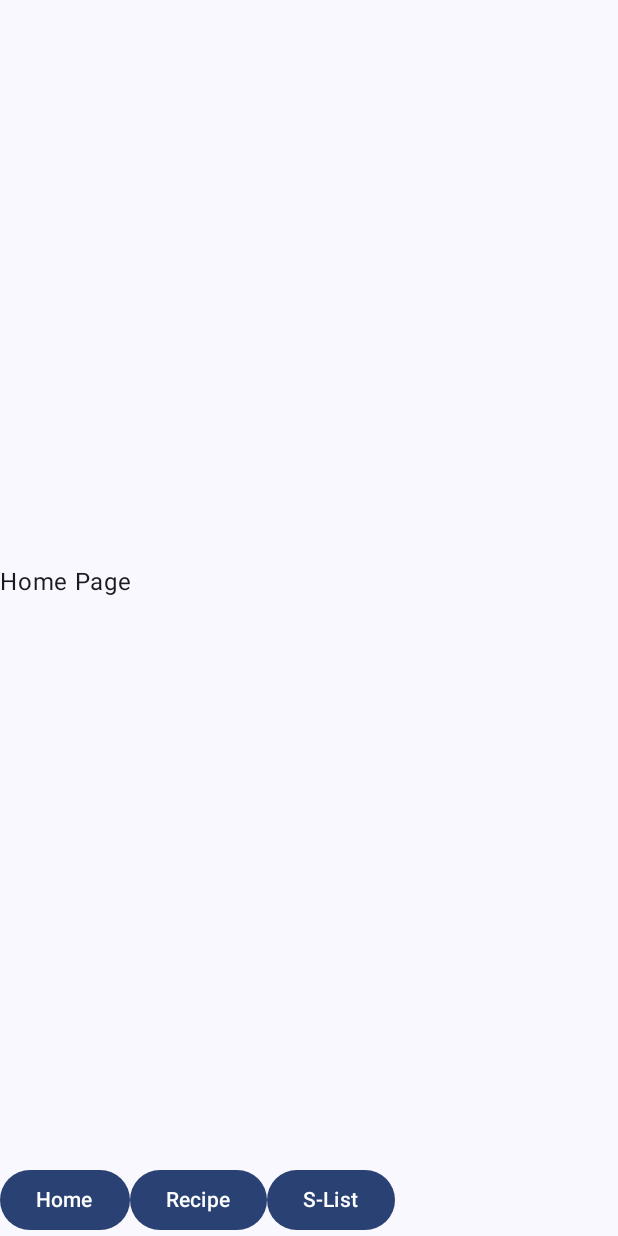
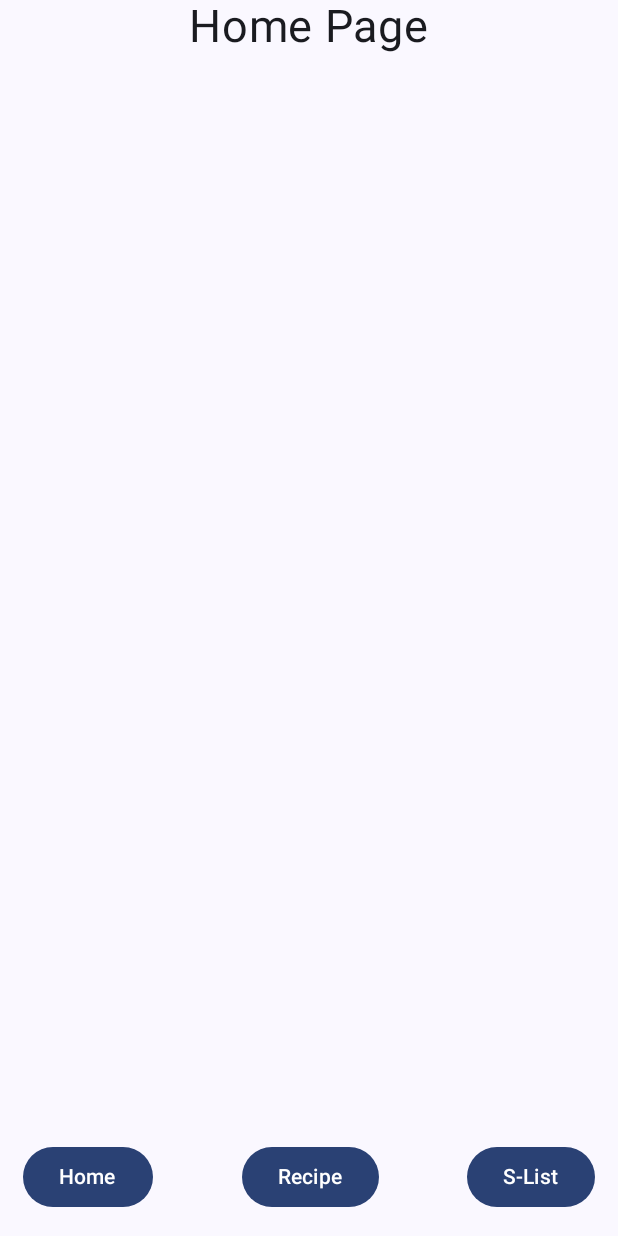
Before and after one commit to AdhDyslexie/meal-prep, an Android app built with Jetpack Compose: the screen it shows after launch (MainActivity), on a phone screen of 412 x 824 dp. Run offline under Robolectric (Android 15) with nearby library versions, the phone set to English and light mode, and no system bars.

Commit message:
Centred & aligned scaffolded UI

```diff
--- a/app/src/main/java/com/example/meal_planner/MainActivity.kt
+++ b/app/src/main/java/com/example/meal_planner/MainActivity.kt
@@ -6,6 +6,7 @@ import androidx.activity.ComponentActivity
 import androidx.activity.compose.setContent
 import androidx.activity.enableEdgeToEdge
 import androidx.compose.foundation.clickable
+import androidx.compose.foundation.layout.Arrangement
 import androidx.compose.foundation.layout.Column
 import androidx.compose.foundation.layout.Row
 import androidx.compose.foundation.layout.fillMaxSize
@@ -19,9 +20,12 @@ import androidx.compose.material3.Scaffold
 import androidx.compose.material3.Text
 import androidx.compose.runtime.Composable
 import androidx.compose.runtime.rememberCoroutineScope
+import androidx.compose.ui.Alignment
 import androidx.compose.ui.Modifier
+import androidx.compose.ui.text.style.TextAlign
 import androidx.compose.ui.tooling.preview.Preview
 import androidx.compose.ui.unit.dp
+import androidx.compose.ui.unit.sp
 import com.example.meal_planner.ui.theme.MealplannerTheme
 
 class MainActivity : ComponentActivity() {
@@ -40,9 +44,9 @@ class MainActivity : ComponentActivity() {
     }
 }
 
-@Preview(showBackground = true, showSystemUi = true)
+//@Preview(showBackground = true, showSystemUi = true)
 @Composable
-fun Pager(modifier: Modifier = Modifier) {
+fun Pager(modifier: Modifier) {
     val pagerState = rememberPagerState(pageCount = { 3 }, initialPage = 0)
 //    coroutineScope = rememberCoroutineScope()
 
@@ -58,7 +62,7 @@ fun Pager(modifier: Modifier = Modifier) {
     // Horizontal pager with 2 pages (Gallary view & full (single) image view)
     HorizontalPager(
         state = pagerState,
-        modifier = Modifier.fillMaxSize(),
+        modifier = modifier.fillMaxSize(),
         userScrollEnabled = true
     ) { page ->
         when (page) {
@@ -71,7 +75,10 @@ fun Pager(modifier: Modifier = Modifier) {
 
 @Composable
 fun BottomNavBar() {
-    Row(modifier = Modifier.fillMaxWidth()) {
+    Row(modifier = Modifier
+        .fillMaxWidth()
+        .padding(15.dp),
+        horizontalArrangement = Arrangement.SpaceBetween) {
         Button(onClick = { Log.i("Navbar", "Home") }) { Text("Home") }
         Button(onClick = { Log.i("Navbar", "Recipe") }) { Text("Recipe") }
         Button(onClick = { Log.i("Navbar", "S-List") }) { Text("S-List") }
@@ -79,22 +86,22 @@ fun BottomNavBar() {
 }
 
 @Composable
-fun HomePage(modifier: Modifier) {
-    Column(modifier = modifier) {
-        Text(text = "Home Page")
+fun HomePage(modifier: Modifier = Modifier) {
+    Column(modifier = Modifier.fillMaxSize(), horizontalAlignment = Alignment.CenterHorizontally) {
+        Text(text = "Home Page", fontSize = 30.sp)
     }
 }
 
 @Composable
-fun RecipePage(modifier: Modifier) {
-    Column(modifier = modifier) {
-        Text(text = "Recipe Page")
+fun RecipePage(modifier: Modifier = Modifier) {
+    Column(modifier = Modifier.fillMaxSize(), horizontalAlignment = Alignment.CenterHorizontally) {
+        Text(text = "Recipe Page", fontSize = 30.sp)
     }
 }
 
 @Composable
-fun ShoppingListPage(modifier: Modifier) {
-    Column(modifier = modifier) {
-        Text(text = "Shopping List Page")
+fun ShoppingListPage(modifier: Modifier = Modifier) {
+    Column(modifier = Modifier.fillMaxSize(), horizontalAlignment = Alignment.CenterHorizontally) {
+        Text(text = "Shopping List Page", fontSize = 30.sp)
     }
 }
```
